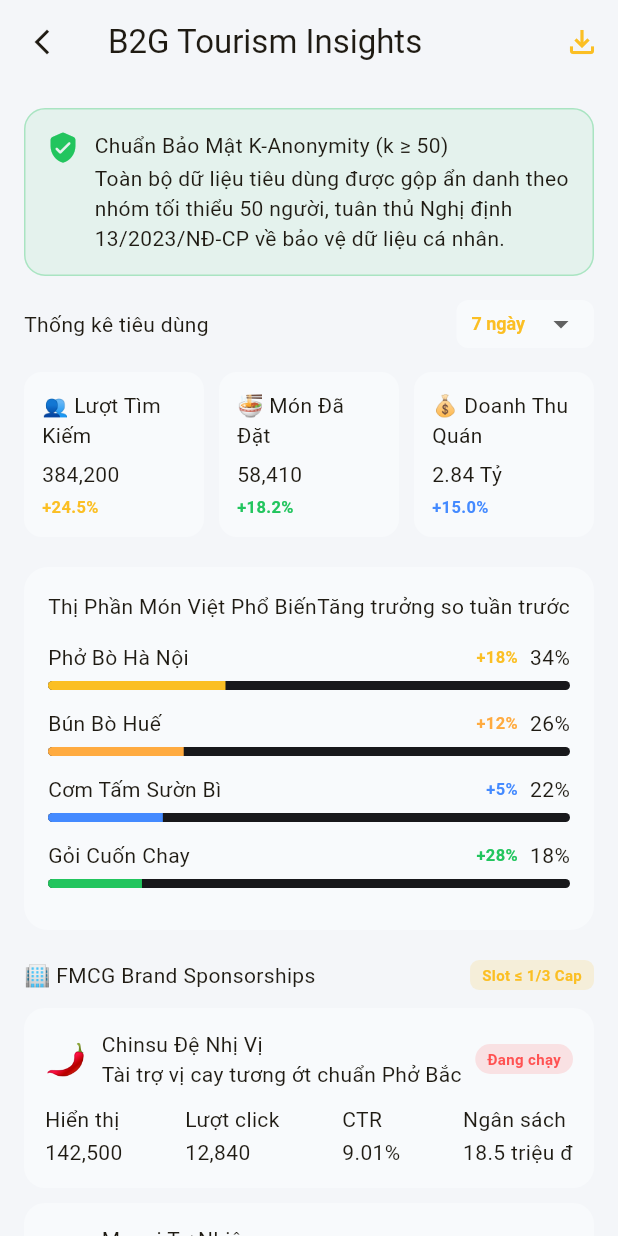
After one commit to longcacrypto-afk/taste-of-vietnam, a Flutter app: the B2gInsightsScreen screen opened directly, on a phone screen of 412 x 824 dp. The commit adds this screen. Run offline on Flutter 3.47's test engine with Material 3 defaults, Android fonts, the phone set to English and light mode, and no system bars; Roboto replaces fonts that are missing (Be Vietnam Pro); statements that could not run were skipped.

Commit message:
✨ Add M17 B2G Insights Dashboard & PWA Manifest (13 Flutter screens total)

```diff
--- a/mobile-flutter/lib/main.dart
+++ b/mobile-flutter/lib/main.dart
@@ -16,6 +16,7 @@ import 'screens/booking_screen.dart';
 import 'screens/cultural_story_screen.dart';
 import 'screens/food_trail_screen.dart';
 import 'screens/menu_translator_screen.dart';
+import 'screens/b2g_insights_screen.dart';
 import 'screens/profile_expansion_screen.dart';
 
 void main() {
@@ -198,6 +199,15 @@ class _MainShellScreenState extends State<MainShellScreen> {
               Navigator.push(context, MaterialPageRoute(builder: (_) => const MenuTranslatorScreen()));
             },
           ),
+          ListTile(
+            leading: const Icon(Icons.insights_rounded, color: Colors.purpleAccent),
+            title: const Text('📊 B2G Insights & FMCG Brands (M17)', style: TextStyle(fontWeight: FontWeight.w700)),
+            subtitle: const Text('K-Anonymity k≥50 & Tài trợ nhãn hàng', style: TextStyle(fontSize: 11)),
+            onTap: () {
+              Navigator.pop(context);
+              Navigator.push(context, MaterialPageRoute(builder: (_) => const B2gInsightsScreen()));
+            },
+          ),
           const Spacer(),
           const Padding(
             padding: EdgeInsets.all(16),
--- /dev/null
+++ b/mobile-flutter/lib/screens/b2g_insights_screen.dart
@@ -0,0 +1,341 @@
+// M17 · B2G Tourism Insights & FMCG Brand Sponsorships Dashboard
+// Hôm nay ăn gì · Taste of Vietnam v0.1
+
+import 'package:flutter/material.dart';
+import '../theme/app_theme.dart';
+
+class B2gInsightsScreen extends StatefulWidget {
+  const B2gInsightsScreen({super.key});
+
+  @override
+  State<B2gInsightsScreen> createState() => _B2gInsightsScreenState();
+}
+
+class _B2gInsightsScreenState extends State<B2gInsightsScreen> {
+  String _selectedPeriod = '7 ngày';
+
+  final List<Map<String, dynamic>> _fmcgCampaigns = [
+    {
+      'brand': 'Chinsu Đệ Nhị Vị',
+      'logo': '🌶️',
+      'campaign': 'Tài trợ vị cay tương ớt chuẩn Phở Bắc',
+      'impressions': '142,500',
+      'clicks': '12,840',
+      'ctr': '9.01%',
+      'spend': '18.5 triệu đ',
+      'status': 'Đang chạy',
+      'color': Colors.redAccent,
+    },
+    {
+      'brand': 'Maggi Tự Nhiên',
+      'logo': '🌾',
+      'campaign': 'Tài trợ đậu nành thanh vị cho món Chay',
+      'impressions': '98,200',
+      'clicks': '8,610',
+      'ctr': '8.77%',
+      'spend': '12.0 triệu đ',
+      'status': 'Đang chạy',
+      'color': AppTheme.emeraldBadge,
+    },
+    {
+      'brand': 'Knorr Thịt Thăn',
+      'logo': '🍲',
+      'campaign': 'Tài trợ công thức hầm nước dùng Bún Bò',
+      'impressions': '84,100',
+      'clicks': '6,920',
+      'ctr': '8.23%',
+      'spend': '9.8 triệu đ',
+      'status': 'Đang chạy',
+      'color': AppTheme.goldenAmber,
+    },
+  ];
+
+  final List<Map<String, dynamic>> _dishTrends = [
+    {'dish': 'Phở Bò Hà Nội', 'share': 34, 'trend': '+18%', 'color': AppTheme.goldenAmber},
+    {'dish': 'Bún Bò Huế', 'share': 26, 'trend': '+12%', 'color': Colors.orangeAccent},
+    {'dish': 'Cơm Tấm Sườn Bì', 'share': 22, 'trend': '+5%', 'color': Colors.blueAccent},
+    {'dish': 'Gỏi Cuốn Chay', 'share': 18, 'trend': '+28%', 'color': AppTheme.emeraldBadge},
+  ];
+
+  @override
+  Widget build(BuildContext context) {
+    return Scaffold(
+      backgroundColor: AppTheme.bgPage,
+      appBar: AppBar(
+        backgroundColor: AppTheme.bgPage,
+        elevation: 0,
+        leading: IconButton(
+          icon: const Icon(Icons.arrow_back_ios_new, size: 20),
+          onPressed: () => Navigator.pop(context),
+        ),
+        title: Text('B2G Tourism Insights', style: AppTheme.titleLarge),
+        actions: [
+          IconButton(
+            icon: Icon(Icons.file_download_outlined, color: AppTheme.goldenAmber),
+            onPressed: () => ScaffoldMessenger.of(context).showSnackBar(
+              const SnackBar(content: Text('📊 Đã trích xuất báo cáo dữ liệu định dạng PDF/CSV')),
+            ),
+          ),
+        ],
+      ),
+      body: ListView(
+        padding: const EdgeInsets.all(16),
+        children: [
+          _buildKAnonymityBanner(),
+          const SizedBox(height: 16),
+          _buildPeriodSelector(),
+          const SizedBox(height: 16),
+          _buildOverviewMetrics(),
+          const SizedBox(height: 20),
+          _buildDishTrendsSection(),
+          const SizedBox(height: 20),
+          _buildFmcgSection(),
+          const SizedBox(height: 20),
+          _buildTourismImpactCard(),
+        ],
+      ),
+    );
+  }
+
+  Widget _buildKAnonymityBanner() => Container(
+        padding: const EdgeInsets.all(14),
+        decoration: BoxDecoration(
+          color: AppTheme.emeraldBadge.withOpacity(0.08),
+          borderRadius: BorderRadius.circular(14),
+          border: Border.all(color: AppTheme.emeraldBadge.withOpacity(0.3)),
+        ),
+        child: Row(
+          crossAxisAlignment: CrossAxisAlignment.start,
+          children: [
+            const Icon(Icons.verified_user_rounded, color: AppTheme.emeraldBadge, size: 22),
+            const SizedBox(width: 10),
+            Expanded(
+              child: Column(
+                crossAxisAlignment: CrossAxisAlignment.start,
+                children: [
+                  Text('Chuẩn Bảo Mật K-Anonymity (k ≥ 50)',
+                      style: AppTheme.bodyMedium.copyWith(fontWeight: FontWeight.bold, color: AppTheme.emeraldBadge)),
+                  const SizedBox(height: 2),
+                  Text(
+                    'Toàn bộ dữ liệu tiêu dùng được gộp ẩn danh theo nhóm tối thiểu 50 người, tuân thủ Nghị định 13/2023/NĐ-CP về bảo vệ dữ liệu cá nhân.',
+                    style: AppTheme.labelSmall.copyWith(fontSize: 11, height: 1.4),
+                  ),
+                ],
+              ),
+            ),
+          ],
+        ),
+      );
+
+  Widget _buildPeriodSelector() => Row(
+        mainAxisAlignment: MainAxisAlignment.spaceBetween,
+        children: [
+          Text('Thống kê tiêu dùng', style: AppTheme.titleMedium.copyWith(fontSize: 15)),
+          Container(
+            padding: const EdgeInsets.symmetric(horizontal: 10, vertical: 4),
+            decoration: BoxDecoration(
+              color: AppTheme.surfaceElevated,
+              borderRadius: BorderRadius.circular(8),
+            ),
+            child: DropdownButton<String>(
+              value: _selectedPeriod,
+              dropdownColor: AppTheme.charcoalHero,
+              underline: const SizedBox(),
+              isDense: true,
+              style: const TextStyle(color: AppTheme.goldenAmber, fontSize: 12, fontWeight: FontWeight.bold),
+              items: ['Hôm nay', '7 ngày', '30 ngày', 'Quý này']
+                  .map((p) => DropdownMenuItem(value: p, child: Text(p)))
+                  .toList(),
+              onChanged: (v) {
+                if (v != null) setState(() => _selectedPeriod = v);
+              },
+            ),
+          ),
+        ],
+      );
+
+  Widget _buildOverviewMetrics() => Row(
+        children: [
+          _metricCard('👥 Lượt Tìm Kiếm', '384,200', '+24.5%', AppTheme.goldenAmber),
+          const SizedBox(width: 10),
+          _metricCard('🍜 Món Đã Đặt', '58,410', '+18.2%', AppTheme.emeraldBadge),
+          const SizedBox(width: 10),
+          _metricCard('💰 Doanh Thu Quán', '2.84 Tỷ', '+15.0%', Colors.blueAccent),
+        ],
+      );
+
+  Widget _metricCard(String title, String val, String delta, Color color) => Expanded(
+        child: Container(
+          padding: const EdgeInsets.all(12),
+          decoration: BoxDecoration(
+            color: AppTheme.surfaceElevated,
+            borderRadius: BorderRadius.circular(12),
+          ),
+          child: Column(
+            crossAxisAlignment: CrossAxisAlignment.start,
+            children: [
+              Text(title, style: AppTheme.labelSmall.copyWith(fontSize: 10)),
+              const SizedBox(height: 6),
+              Text(val, style: AppTheme.bodyMedium.copyWith(fontWeight: FontWeight.bold, fontSize: 14)),
+              const SizedBox(height: 4),
+              Text(delta, style: TextStyle(color: color, fontSize: 11, fontWeight: FontWeight.bold)),
+            ],
+          ),
+        ),
+      );
+
+  Widget _buildDishTrendsSection() => Container(
+        padding: const EdgeInsets.all(16),
+        decoration: BoxDecoration(
+          color: AppTheme.surfaceElevated,
+          borderRadius: BorderRadius.circular(16),
+        ),
+        child: Column(
+          crossAxisAlignment: CrossAxisAlignment.start,
+          children: [
+            Row(
+              mainAxisAlignment: MainAxisAlignment.spaceBetween,
+              children: [
+                Text('Thị Phần Món Việt Phổ Biến', style: AppTheme.titleMedium.copyWith(fontSize: 14)),
+                Text('Tăng trưởng so tuần trước', style: AppTheme.labelSmall.copyWith(fontSize: 10)),
+              ],
+            ),
+            const SizedBox(height: 14),
+            ..._dishTrends.map(_buildTrendBar),
+          ],
+        ),
+      );
+
+  Widget _buildTrendBar(Map<String, dynamic> item) => Padding(
+        padding: const EdgeInsets.only(bottom: 12),
+        child: Column(
+          children: [
+            Row(
+              children: [
+                Expanded(
+                  child: Text(item['dish'], style: AppTheme.bodyMedium.copyWith(fontSize: 12, fontWeight: FontWeight.w600)),
+                ),
+                Text(item['trend'], style: TextStyle(color: item['color'], fontSize: 11, fontWeight: FontWeight.bold)),
+                const SizedBox(width: 8),
+                Text('${item['share']}%', style: AppTheme.labelSmall.copyWith(fontSize: 11)),
+              ],
+            ),
+            const SizedBox(height: 6),
+            ClipRRect(
+              borderRadius: BorderRadius.circular(4),
+              child: LinearProgressIndicator(
+                value: item['share'] / 100,
+                backgroundColor: AppTheme.charcoalHero,
+                valueColor: AlwaysStoppedAnimation(item['color']),
+                minHeight: 6,
+              ),
+            ),
+          ],
+        ),
+      );
+
+  Widget _buildFmcgSection() => Column(
+        crossAxisAlignment: CrossAxisAlignment.start,
+        children: [
+          Row(
+            mainAxisAlignment: MainAxisAlignment.spaceBetween,
+            children: [
+              Text('🏢 FMCG Brand Sponsorships', style: AppTheme.titleMedium.copyWith(fontSize: 15)),
+              Container(
+                padding: const EdgeInsets.symmetric(horizontal: 8, vertical: 3),
+                decoration: BoxDecoration(
+                  color: AppTheme.goldenAmber.withOpacity(0.15),
+                  borderRadius: BorderRadius.circular(6),
+                ),
+                child: const Text('Slot ≤ 1/3 Cap', style: TextStyle(color: AppTheme.goldenAmber, fontSize: 10, fontWeight: FontWeight.bold)),
+              ),
+            ],
+          ),
+          const SizedBox(height: 12),
+          ..._fmcgCampaigns.map(_buildFmcgCard),
+        ],
+      );
+
+  Widget _buildFmcgCard(Map<String, dynamic> c) => Container(
+        margin: const EdgeInsets.only(bottom: 10),
+        padding: const EdgeInsets.all(14),
+        decoration: BoxDecoration(
+          color: AppTheme.surfaceElevated,
+          borderRadius: BorderRadius.circular(14),
+        ),
+        child: Column(
+          crossAxisAlignment: CrossAxisAlignment.start,
+          children: [
+            Row(
+              children: [
+                Text(c['logo'], style: const TextStyle(fontSize: 22)),
+                const SizedBox(width: 10),
+                Expanded(
+                  child: Column(
+                    crossAxisAlignment: CrossAxisAlignment.start,
+                    children: [
+                      Text(c['brand'], style: AppTheme.bodyMedium.copyWith(fontWeight: FontWeight.bold, fontSize: 13)),
+                      Text(c['campaign'], style: AppTheme.labelSmall.copyWith(fontSize: 11)),
+                    ],
+                  ),
+                ),
+                Container(
+                  padding: const EdgeInsets.symmetric(horizontal: 8, vertical: 3),
+                  decoration: BoxDecoration(
+                    color: c['color'].withOpacity(0.15),
+                    borderRadius: BorderRadius.circular(20),
+                  ),
+                  child: Text(c['status'], style: TextStyle(color: c['color'], fontSize: 10, fontWeight: FontWeight.bold)),
+                ),
+              ],
+            ),
+            const SizedBox(height: 10),
+            Row(
+              mainAxisAlignment: MainAxisAlignment.spaceBetween,
+              children: [
+                _subStat('Hiển thị', c['impressions']),
+                _subStat('Lượt click', c['clicks']),
+                _subStat('CTR', c['ctr']),
+                _subStat('Ngân sách', c['spend']),
+              ],
+            ),
+          ],
+        ),
+      );
+
+  Widget _subStat(String label, String value) => Column(
+        crossAxisAlignment: CrossAxisAlignment.start,
+        children: [
+          Text(label, style: AppTheme.labelSmall.copyWith(fontSize: 10)),
+          const SizedBox(height: 2),
+          Text(value, style: AppTheme.bodyMedium.copyWith(fontWeight: FontWeight.w600, fontSize: 11)),
+        ],
+      );
+
+  Widget _buildTourismImpactCard() => Container(
+        padding: const EdgeInsets.all(16),
+        decoration: BoxDecoration(
+          color: AppTheme.charcoalHero,
+          borderRadius: BorderRadius.circular(16),
+          border: Border.all(color: const Color(0xFF2A2A2E)),
+        ),
+        child: Column(
+          crossAxisAlignment: CrossAxisAlignment.start,
+          children: [
+            Row(
+              children: [
+                const Text('🏛️', style: TextStyle(fontSize: 20)),
+                const SizedBox(width: 8),
+                Text('Tác Động Du Lịch Địa Phương (Sở Du Lịch)',
+                    style: AppTheme.titleMedium.copyWith(fontSize: 13, color: AppTheme.goldenAmber)),
+              ],
+            ),
+            const SizedBox(height: 10),
+            Text(
+              'Các Food Trail đạt 12.400 lượt hoàn thành hộ chiếu trong tháng qua. Lượng khách du lịch ghé thăm các quán truyền thống tăng 32%, đóng góp trực tiếp vào kinh tế ẩm thực địa phương.',
+              style: AppTheme.bodyMedium.copyWith(color: AppTheme.textSecondary, fontSize: 12, height: 1.5),
+            ),
+          ],
+        ),
+      );
+}
```
Also changed, not shown: ui-design/manifest.json (added), 1 other file.
